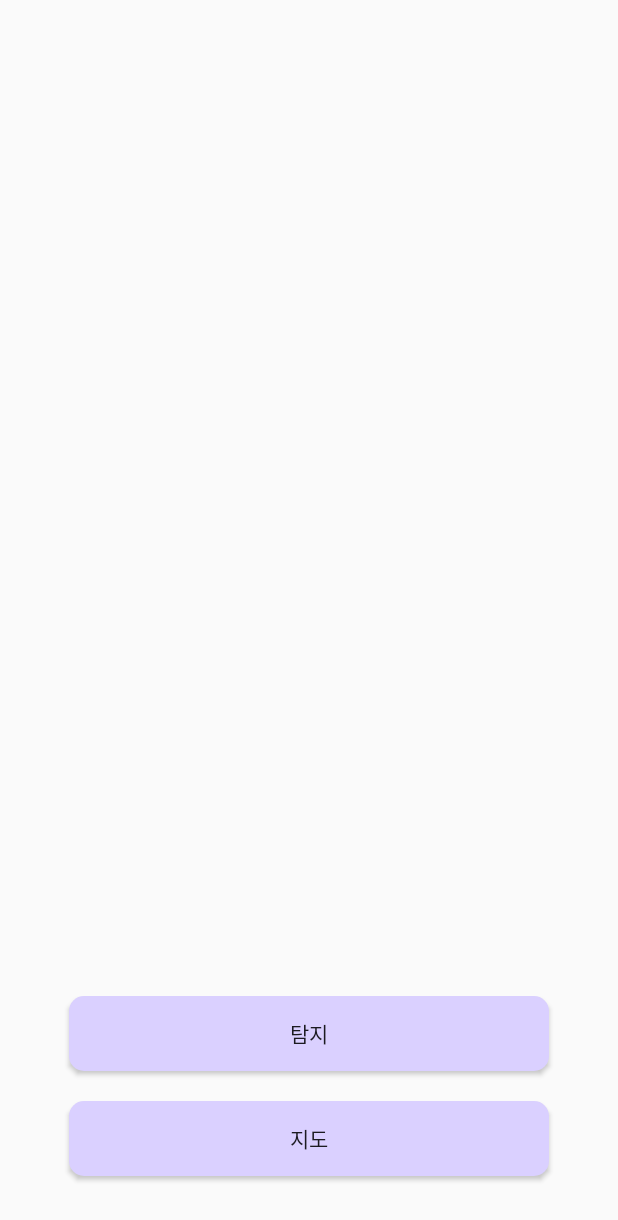
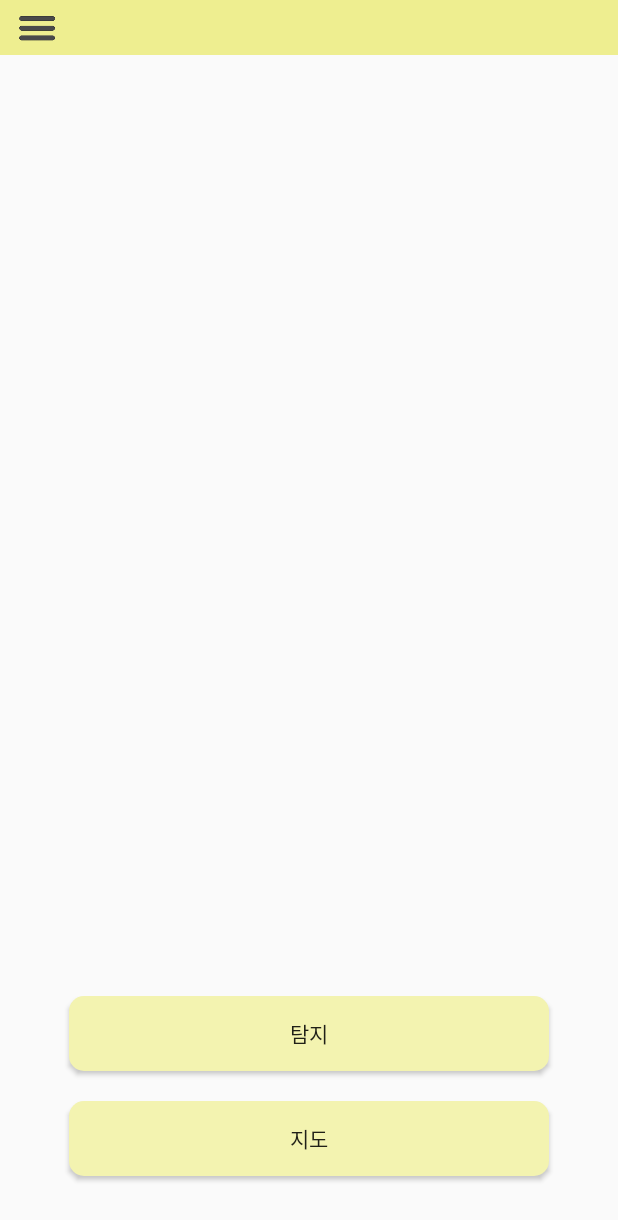
Before and after one commit to 42deSix/Camcha.Android, an Android app: the screen it shows after launch (MainActivity), on a phone screen of 412 x 824 dp. Shown: the top 1220 px of the screen. Run offline under Robolectric (Android 15) with nearby library versions, the phone set to English and light mode, and no system bars.

Commit message:
2017-10-03 Changed theme color and applied it

```diff
--- a/Camcha/app/src/main/res/drawable/button_circular.xml
+++ b/Camcha/app/src/main/res/drawable/button_circular.xml
@@ -5,7 +5,7 @@
     <item android:state_focused="false" android:state_pressed="false">
         <shape>
             <corners android:radius="10dp" />
-            <solid android:color="#dad0ff" />
+            <solid android:color="@color/colorPrimary" />
             <!--<stroke android:width="5dp" android:color="#FF00FF00" />-->
             <!--<gradient android:angle="45" android:centerColor="#FF00FF00"-->
                 <!--android:endColor="#FF0000FF" android:startColor="#FFFF0000"-->
@@ -16,7 +16,7 @@
     <!-- on click -->
     <item android:state_focused="false" android:state_pressed="true">
         <shape>
-            <solid android:color="#cac0f0" />
+            <solid android:color="@color/colorPrimaryDark" />
             <corners android:radius="10dp" />
         </shape>
     </item>
--- a/Camcha/app/src/main/res/layout/activity_main.xml
+++ b/Camcha/app/src/main/res/layout/activity_main.xml
@@ -24,16 +24,33 @@
         app:layout_constraintTop_toTopOf="parent"
         app:layout_constraintBottom_toBottomOf="parent"
         android:orientation="vertical"
-        tools:layout_editor_absoluteX="-27dp"
-        android:gravity="bottom"
+        tools:layout_editor_absoluteX="0dp"
         app:layout_constraintVertical_bias="1.0">
         <LinearLayout xmlns:android="http://schemas.android.com/apk/res/android"
+            android:layout_width="match_parent"
+            android:layout_height="wrap_content"
+            android:orientation="vertical"
+            android:background="@color/colorPrimaryDark"
+            android:gravity="left">
+            <ImageButton
+                android:id="@+id/menu_button"
+                android:layout_width="30dp"
+                android:layout_height="22dp"
+                android:layout_marginTop="7dp"
+                android:layout_marginBottom="7dp"
+                android:layout_marginLeft="10dp"
+                android:layout_marginRight="10dp"
+                android:background="@drawable/menu_button"/>
+        </LinearLayout>
+        <LinearLayout xmlns:android="http://schemas.android.com/apk/res/android"
+            android:layout_weight="1"
             android:layout_width="match_parent"
             android:layout_height="wrap_content"
             android:paddingLeft="16dp"
             android:paddingRight="16dp"
             android:paddingBottom="30dp"
             android:orientation="vertical"
+            android:gravity="bottom"
             tools:layout_editor_absoluteY="0dp"
             tools:layout_editor_absoluteX="8dp">
             <android.support.v7.widget.AppCompatButton
--- a/Camcha/app/src/main/res/values/colors.xml
+++ b/Camcha/app/src/main/res/values/colors.xml
@@ -1,6 +1,17 @@
 <?xml version="1.0" encoding="utf-8"?>
 <resources>
-    <color name="colorPrimary">#3F51B5</color>
-    <color name="colorPrimaryDark">#303F9F</color>
+    <!-- pink tone : lovely -->
+    <!--<color name="colorPrimary">#ffcccc</color>-->
+    <!--<color name="colorPrimaryDark">#eeaaaa</color>-->
+    <!--<color name="colorAccent">#FF4081</color>-->
+
+    <!-- yellow tone : fresh -->
+    <color name="colorPrimary">#f3f3b0</color>
+    <color name="colorPrimaryDark">#eeee90</color>
     <color name="colorAccent">#FF4081</color>
+
+    <!-- blue tone : trust -->
+    <!--<color name="colorPrimary">#eaeaff</color>-->
+    <!--<color name="colorPrimaryDark">#cacaff</color>-->
+    <!--<color name="colorAccent">#FF4081</color>-->
 </resources>
```
Also changed, not shown: Camcha/app/src/main/res/drawable/menu_button.png (added).
